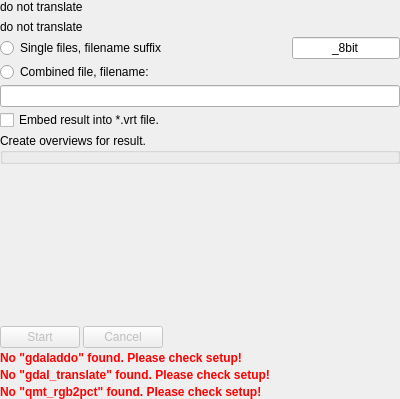
Above: src/qmaptool/tool/IToolPalettize.ui from Maproom/qmapshack before the change. Below: the same form after it.
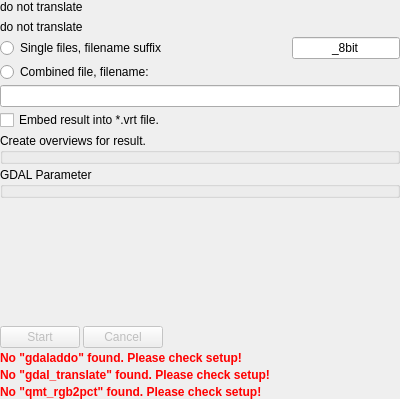
That is the form after the change. Icons and pictures are not drawn. Custom widgets are drawn as their Qt base class.

Commit message:
[QMS-382] QMapTool: Allow customized GDAL parameters
* Add CToolGDALGroupBox for the options
* Add options to Cut, Reference and Palettize tool

Patch:
```diff
--- a/src/qmaptool/tool/IToolPalettize.ui
+++ b/src/qmaptool/tool/IToolPalettize.ui
@@ -143,6 +143,13 @@
         </property>
        </widget>
       </item>
+      <item>
+       <widget class="CToolGDALGroupBox" name="groupGDALParameters">
+        <property name="title">
+         <string>GDAL Parameter</string>
+        </property>
+       </widget>
+      </item>
       <item>
        <spacer name="verticalSpacer">
         <property name="orientation">
@@ -261,6 +268,12 @@
    <header>tool/CToolOverviewGroupBox.h</header>
    <container>1</container>
   </customwidget>
+  <customwidget>
+   <class>CToolGDALGroupBox</class>
+   <extends>QGroupBox</extends>
+   <header>tool/CToolGDALGroupBox.h</header>
+   <container>1</container>
+  </customwidget>
  </customwidgets>
  <resources>
   <include location="../../qmapshack/resources.qrc"/>
```
Left out of the diff: 8 changed lines with no effect on the pictures. The commit also changes 10 other files.
